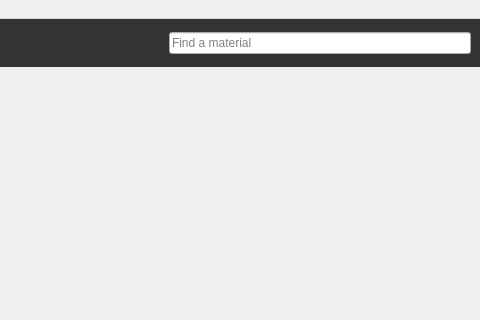
Above: QChromosome/materialbrowser.ui from Michalaq/ChromosomeVisualizer before the change; both pictures show x 320 to 800 and y 0 to 320 of the 800 by 600 pixel window. Below: the same form after it.
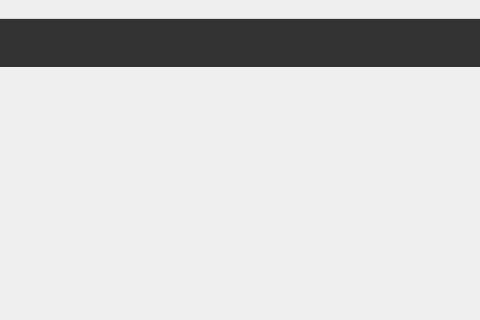
That is the form after the change. Icons and pictures are not drawn. Custom widgets are drawn as their Qt base class.

Patch:
```diff
--- a/QChromosome/materialbrowser.ui
+++ b/QChromosome/materialbrowser.ui
@@ -236,23 +236,6 @@
          </property>
         </widget>
        </item>
-       <item>
-        <widget class="FileEdit" name="lineEdit_2">
-         <property name="sizePolicy">
-          <sizepolicy hsizetype="Fixed" vsizetype="Fixed">
-           <horstretch>0</horstretch>
-           <verstretch>0</verstretch>
-          </sizepolicy>
-         </property>
-         <property name="styleSheet">
-          <string notr="true">width: 300px;
-</string>
-         </property>
-         <property name="placeholderText">
-          <string>Find a material</string>
-         </property>
-        </widget>
-       </item>
       </layout>
      </widget>
     </item>
@@ -338,11 +321,6 @@
    <extends>QPushButton</extends>
    <header>mediacontrol.h</header>
   </customwidget>
-  <customwidget>
-   <class>FileEdit</class>
-   <extends>QLineEdit</extends>
-   <header>fileedit.h</header>
-  </customwidget>
  </customwidgets>
  <resources>
   <include location="icons.qrc"/>
```
